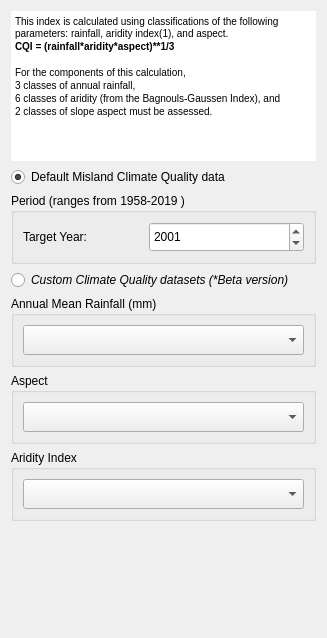
Old version of the form MISLAND/gui/WidgetCQISetup.ui in the repository LocateIT/trends.earth.
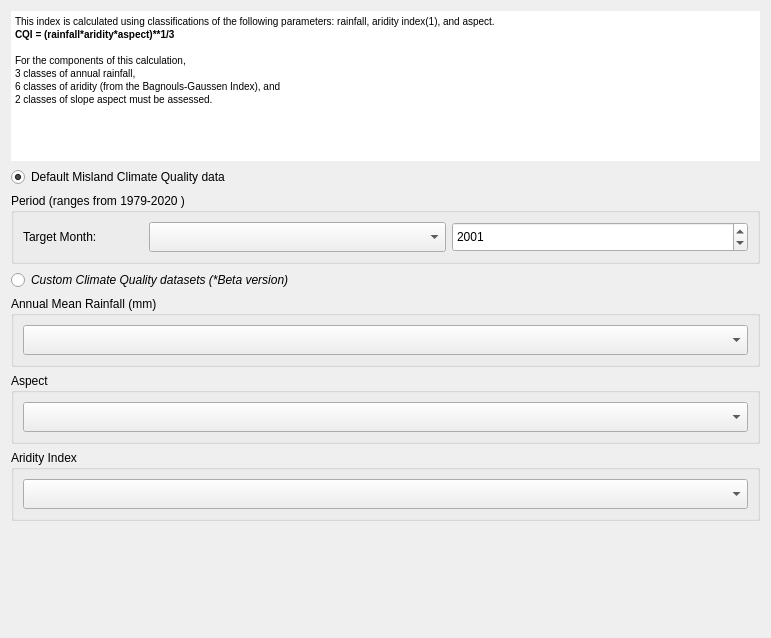
New version of the form. Custom widgets are drawn as their Qt base class.

The edit to the form file:
```diff
--- a/MISLAND/gui/WidgetCQISetup.ui
+++ b/MISLAND/gui/WidgetCQISetup.ui
@@ -6,7 +6,7 @@
    <rect>
     <x>0</x>
     <y>0</y>
-    <width>327</width>
+    <width>771</width>
     <height>638</height>
    </rect>
   </property>
@@ -62,10 +62,10 @@
       <bool>true</bool>
      </property>
      <property name="title">
-      <string>Period (ranges from 1958-2019 )</string>
+      <string>Period (ranges from 1979-2020 )</string>
      </property>
-     <layout class="QHBoxLayout" name="horizontalLayout">
-      <item>
+     <layout class="QGridLayout" name="gridLayout_2">
+      <item row="0" column="0">
        <widget class="QLabel" name="label_10">
         <property name="minimumSize">
          <size>
@@ -86,12 +86,28 @@
          </font>
         </property>
         <property name="text">
-         <string>Target Year:</string>
+         <string>Target Month:</string>
         </property>
        </widget>
       </item>
-      <item>
-       <widget class="QDateEdit" name="use_terra_year">
+      <item row="0" column="1">
+       <widget class="QComboBox" name="ecmwf_month">
+        <property name="minimumSize">
+         <size>
+          <width>30</width>
+          <height>30</height>
+         </size>
+        </property>
+        <property name="editable">
+         <bool>false</bool>
+        </property>
+        <property name="maxVisibleItems">
+         <number>12</number>
+        </property>
+       </widget>
+      </item>
+      <item row="0" column="2">
+       <widget class="QDateEdit" name="ecmwf_year">
         <property name="sizePolicy">
          <sizepolicy hsizetype="Minimum" vsizetype="Minimum">
           <horstretch>0</horstretch>
@@ -112,14 +128,14 @@
         </property>
         <property name="maximumDate">
          <date>
-          <year>2019</year>
-          <month>12</month>
-          <day>31</day>
+          <year>2020</year>
+          <month>6</month>
+          <day>30</day>
          </date>
         </property>
         <property name="minimumDate">
          <date>
-          <year>1958</year>
+          <year>1979</year>
           <month>1</month>
           <day>1</day>
          </date>
@@ -127,6 +143,9 @@
         <property name="displayFormat">
          <string notr="true">yyyy</string>
         </property>
+        <property name="calendarPopup">
+         <bool>false</bool>
+        </property>
         <property name="date">
          <date>
           <year>2001</year>
```
